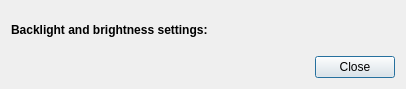
The window that lxqt-config-brightness/brightnesssettings.ui (lxqt/lxqt-config) describes before a commit, drawn with Qt 5.
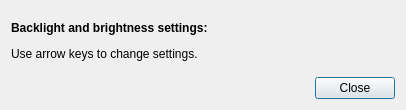
The same window after the commit. Icons and pictures are not drawn.

Commit message: lxqt-config-brightness: Use arrow keys to change settings.

The edit to the form file:
```diff
--- a/lxqt-config-brightness/brightnesssettings.ui
+++ b/lxqt-config-brightness/brightnesssettings.ui
@@ -7,7 +7,7 @@
     <x>0</x>
     <y>0</y>
     <width>406</width>
-    <height>89</height>
+    <height>110</height>
    </rect>
   </property>
   <property name="windowTitle">
@@ -22,7 +22,7 @@
    <item>
     <widget class="QLabel" name="label">
      <property name="text">
-      <string>&lt;html&gt;&lt;head/&gt;&lt;body&gt;&lt;p&gt;&lt;span style=&quot; font-weight:600;&quot;&gt;Backlight and brightness settings:&lt;/span&gt;&lt;/p&gt;&lt;/body&gt;&lt;/html&gt;</string>
+      <string>&lt;html&gt;&lt;head/&gt;&lt;body&gt;&lt;p&gt;&lt;span style=&quot; font-weight:600;&quot;&gt;Backlight and brightness settings:&lt;/span&gt;&lt;/p&gt;&lt;p&gt;Use arrow keys to change settings.&lt;/p&gt;&lt;/body&gt;&lt;/html&gt;</string>
      </property>
     </widget>
    </item>
```
